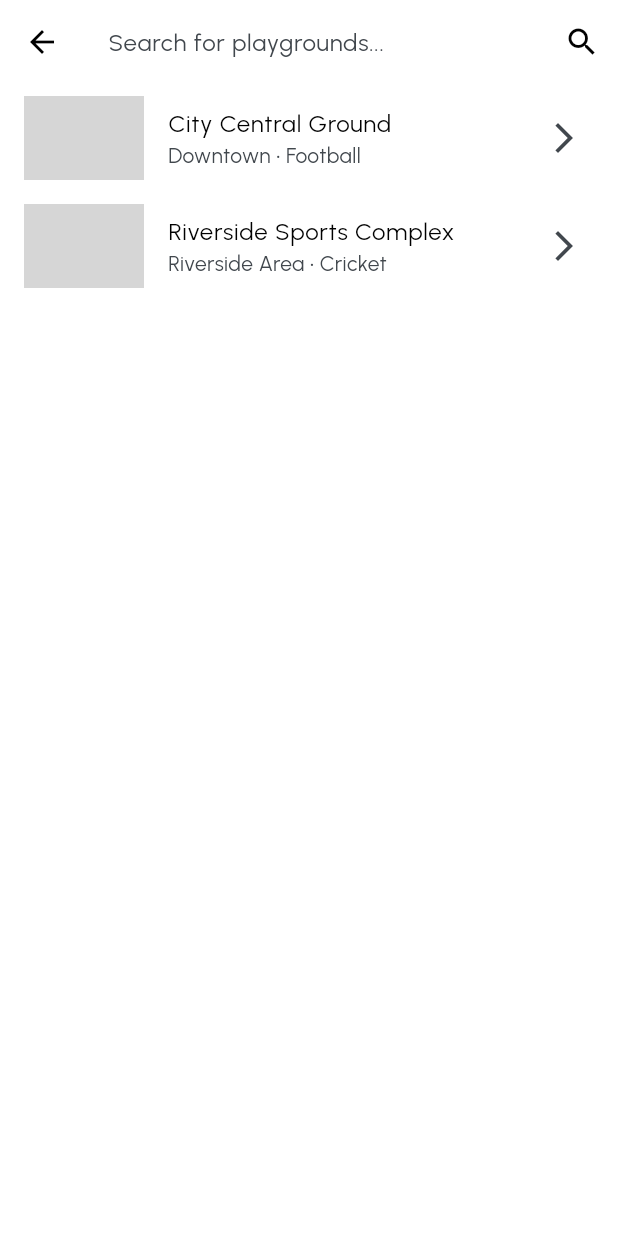
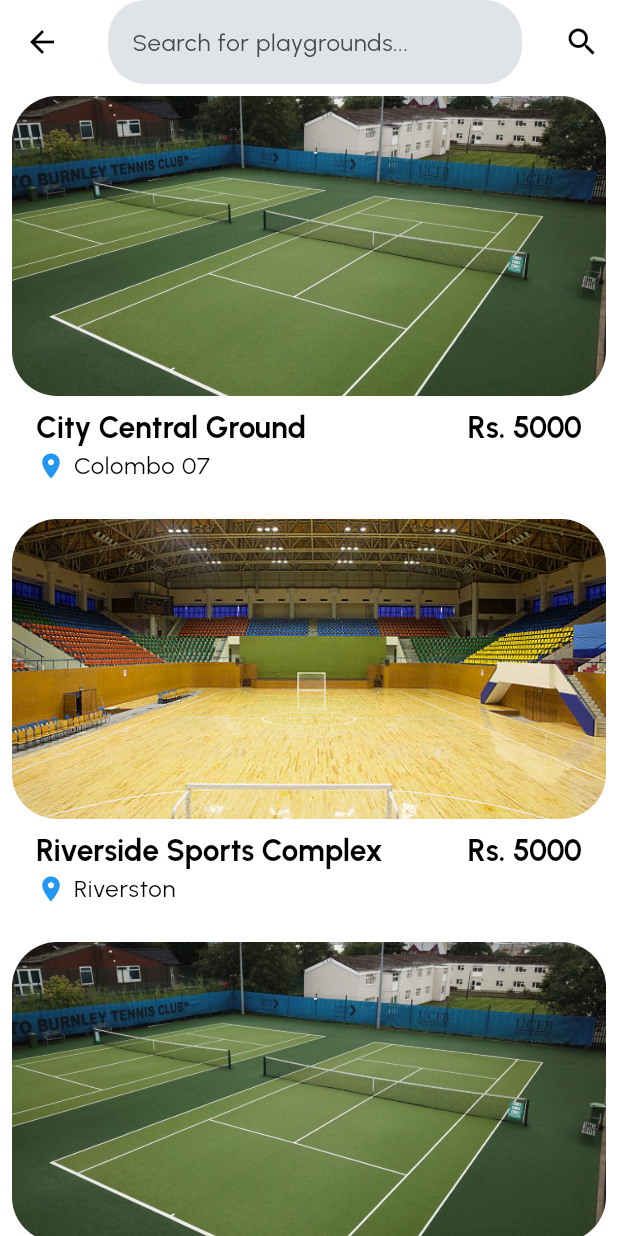
Before and after one commit to Ransikacosta99/sphub-v2, a Flutter app: the SearchScreen screen opened by its route, after a tap on the "search" icon, on a phone screen of 412 x 824 dp. Run offline on Flutter 3.47's test engine with Material 3 defaults, Android fonts, the phone set to English and light mode, and no system bars; our stand-ins replace cached_network_image, flex_color_scheme, flutter_svg, go_router, photo_view; grey boxes are pictures that could not be loaded.

Commit message:
update search page

```diff
--- a/lib/screens/profile_screen.dart
+++ b/lib/screens/profile_screen.dart
@@ -26,8 +26,7 @@ class ProfileScreen extends StatelessWidget {
                   children: [
                     CircleAvatar(
                       radius: 40,
-                      backgroundImage:
-                          AssetImage('assets/images/profile_placeholder.png'),
+                      backgroundImage: AssetImage('assets/images/avatar.png'),
                     ),
                     SizedBox(width: 16),
                     Column(
--- a/lib/screens/search_screen.dart
+++ b/lib/screens/search_screen.dart
@@ -11,7 +11,7 @@ class _SearchScreenState extends State<SearchScreen> {
   final TextEditingController _searchController = TextEditingController();
   bool _isSearching = false;
 
-  final List<Map<String, String>> sportCategories = [
+  final List<Map<String, String>> categories = [
     {'name': 'Football', 'icon': 'assets/sports_icons/football.svg'},
     {'name': 'Cricket', 'icon': 'assets/sports_icons/cricket.svg'},
     {'name': 'Basketball', 'icon': 'assets/sports_icons/basketball.svg'},
@@ -21,15 +21,59 @@ class _SearchScreenState extends State<SearchScreen> {
   final List<Map<String, String>> searchResults = [
     {
       'name': 'City Central Ground',
-      'location': 'Downtown',
-      'image': 'assets/images/playground1.jpg',
-      'sport': 'Football'
+      'location': 'Colombo 07',
+      'image': 'assets/images/g1.jpg',
+      'sport': 'Football',
+      'price': 'Rs. 5000',
     },
     {
       'name': 'Riverside Sports Complex',
-      'location': 'Riverside Area',
-      'image': 'assets/images/playground2.jpg',
-      'sport': 'Cricket'
+      'location': 'Riverston',
+      'image': 'assets/images/g2.jpg',
+      'sport': 'Cricket',
+      'price': 'Rs. 5000',
+    },
+    {
+      'name': 'City Central Ground',
+      'location': 'Colombo 07',
+      'image': 'assets/images/g1.jpg',
+      'sport': 'Football',
+      'price': 'Rs. 5000',
+    },
+    {
+      'name': 'Riverside Sports Complex',
+      'location': 'Riverston',
+      'image': 'assets/images/g2.jpg',
+      'sport': 'Cricket',
+      'price': 'Rs. 5000',
+    },
+    {
+      'name': 'City Central Ground',
+      'location': 'Colombo 07',
+      'image': 'assets/images/g1.jpg',
+      'sport': 'Football',
+      'price': 'Rs. 5000',
+    },
+    {
+      'name': 'Riverside Sports Complex',
+      'location': 'Riverston',
+      'image': 'assets/images/g2.jpg',
+      'sport': 'Cricket',
+      'price': 'Rs. 5000',
+    },
+    {
+      'name': 'City Central Ground',
+      'location': 'Colombo 07',
+      'image': 'assets/images/g1.jpg',
+      'sport': 'Football',
+      'price': 'Rs. 5000',
+    },
+    {
+      'name': 'Riverside Sports Complex',
+      'location': 'Riverston',
+      'image': 'assets/images/g2.jpg',
+      'sport': 'Cricket',
+      'price': 'Rs. 5000',
     },
   ];
 
@@ -45,7 +89,23 @@ class _SearchScreenState extends State<SearchScreen> {
           controller: _searchController,
           decoration: InputDecoration(
             hintText: 'Search for playgrounds...',
-            border: InputBorder.none,
+            filled: true, // Important for rounded corners to be visible
+            // fillColor: Colors.grey[200], // Optional: Set a background color
+            border: OutlineInputBorder(
+              borderRadius:
+                  BorderRadius.circular(25.0), // Adjust radius as needed
+              borderSide: BorderSide.none, // Removes border lines
+            ),
+            focusedBorder: OutlineInputBorder(
+              // Optional: Style when focused
+              borderRadius: BorderRadius.circular(25.0),
+              borderSide: BorderSide.none,
+            ),
+            enabledBorder: OutlineInputBorder(
+              // Optional: Style when enabled
+              borderRadius: BorderRadius.circular(25.0),
+              borderSide: BorderSide.none,
+            ),
           ),
           onChanged: (value) {
             setState(() {
@@ -77,23 +137,34 @@ class _SearchScreenState extends State<SearchScreen> {
         crossAxisSpacing: 16,
         mainAxisSpacing: 16,
       ),
-      itemCount: sportCategories.length,
+      itemCount: categories.length,
       itemBuilder: (context, index) {
         return Column(
           children: [
-            CircleAvatar(
-              radius: 40,
-              backgroundColor: Theme.of(context).colorScheme.primaryContainer,
-              child: SvgPicture.asset(
-                sportCategories[index]['icon']!,
-                width: 50,
-                height: 50,
+            Container(
+              width: 120, // Set the desired width
+              height: 120, // Set the desired height
+              decoration: BoxDecoration(
+                color: Theme.of(context).colorScheme.secondary,
+                borderRadius: BorderRadius.circular(10),
               ),
+              child: Column(
+                mainAxisAlignment:
+                    MainAxisAlignment.center, // Center content vertically
+                children: [
+                  SvgPicture.asset(
+                    categories[index]['icon']!,
+                    width: 80,
+                    height: 80,
+                    fit: BoxFit.contain,
                   ),
-            SizedBox(height: 8),
+                  const SizedBox(height: 10),
                   Text(
-              sportCategories[index]['name']!,
+                    categories[index]['name']!,
                     style: Theme.of(context).textTheme.bodyMedium,
+                  ),
+                ],
+              ),
             ),
           ],
         );
@@ -106,21 +177,60 @@ class _SearchScreenState extends State<SearchScreen> {
       itemCount: searchResults.length,
       itemBuilder: (context, index) {
         final playground = searchResults[index];
-        return ListTile(
-          leading: ClipRRect(
-            borderRadius: BorderRadius.circular(10),
+        return InkWell(
+          child: Padding(
+            padding: EdgeInsets.fromLTRB(8, 8, 8, 16),
+            child: Column(
+              children: [
+                ClipRRect(
+                  borderRadius: BorderRadius.circular(30),
                   child: Image.asset(
                     playground['image']!,
-              width: 80,
-              height: 80,
+                    width: 450,
+                    height: 200,
                     fit: BoxFit.cover,
                   ),
                 ),
-          title: Text(playground['name']!),
-          subtitle: Text(
-            '${playground['location']} • ${playground['sport']}',
+                Padding(
+                  padding: const EdgeInsets.fromLTRB(16, 8, 16, 0),
+                  child: Column(
+                    children: [
+                      Row(
+                        mainAxisAlignment: MainAxisAlignment.spaceBetween,
+                        children: [
+                          Text(playground['name']!,
+                              style: Theme.of(context)
+                                  .textTheme
+                                  .headlineSmall!
+                                  .copyWith(fontSize: 20)),
+                          Text(playground['price']!,
+                              style: Theme.of(context)
+                                  .textTheme
+                                  .headlineSmall!
+                                  .copyWith(fontSize: 20)),
+                        ],
                       ),
-          trailing: Icon(Icons.arrow_forward_ios),
+                      Row(
+                        children: [
+                          Icon(
+                            Icons.location_on,
+                            size: 20,
+                            color: Colors.blue[500],
+                          ),
+                          SizedBox(width: 5),
+                          Text(playground['location']!,
+                              style: Theme.of(context)
+                                  .textTheme
+                                  .labelSmall!
+                                  .copyWith(fontSize: 16)),
+                        ],
+                      ),
+                    ],
+                  ),
+                ),
+              ],
+            ),
+          ),
           onTap: () => context.push('/playground/${index + 1}'),
         );
       },
--- a/pubspec.yaml
+++ b/pubspec.yaml
@@ -55,6 +55,8 @@ dependencies:
 
   # Payment
   razorpay_flutter: ^1.3.5
+  photo_view: ^0.14.0
+  carousel_slider: 5.0.0
 
   # Firebase (for backend)
   # firebase_core: ^2.24.2
```
Also changed, not shown: lib/screens/home_screen.dart (+3 -13 lines), lib/screens/playground_detail_screen.dart (+19 -8 lines), lib/widgets/custom_submit_button.dart (added, +44 -0 lines), lib/widgets/gallery_photo_view_wrapper.dart (added, +103 -0 lines), 1 other file. Lines whose indentation alone changed are shown as unchanged.
